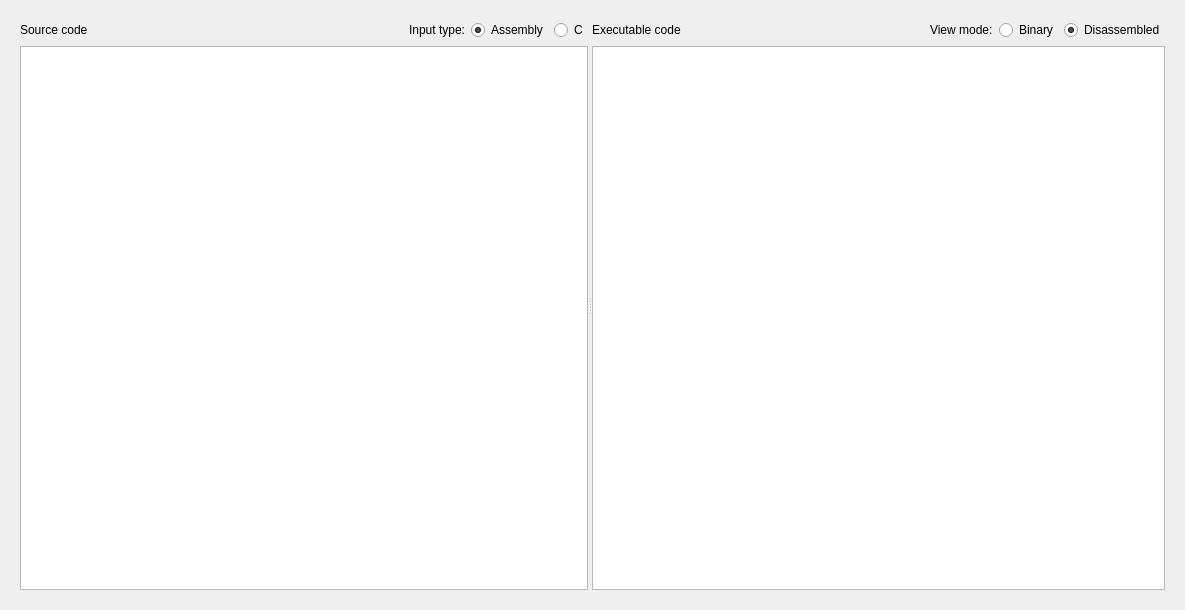
mortbopet/Ripes, file src/edittab.ui: the form before one commit.
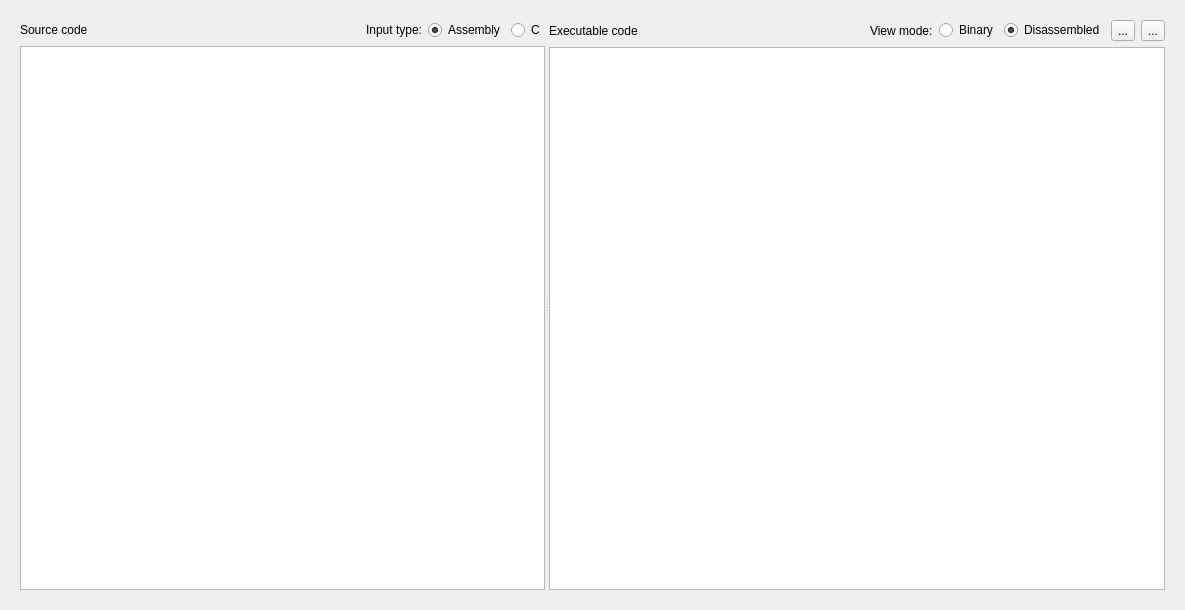
The form after the commit. Custom widgets are drawn as their Qt base class.

What changed in the file:
```diff
--- a/src/edittab.ui
+++ b/src/edittab.ui
@@ -315,6 +315,20 @@
                  </attribute>
                 </widget>
                </item>
+               <item>
+                <widget class="QToolButton" name="followButton">
+                 <property name="text">
+                  <string>...</string>
+                 </property>
+                </widget>
+               </item>
+               <item>
+                <widget class="QToolButton" name="navigatorButton">
+                 <property name="text">
+                  <string>...</string>
+                 </property>
+                </widget>
+               </item>
               </layout>
              </item>
              <item>
```
